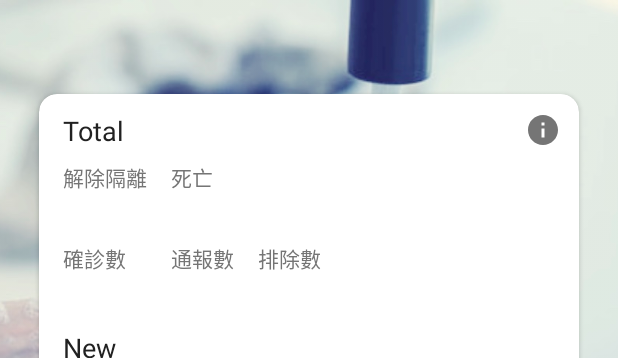
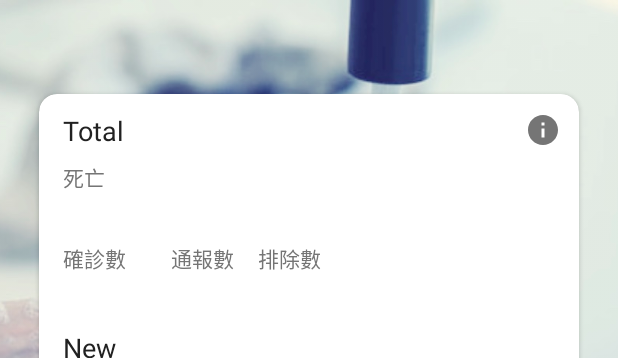
Before and after one commit to jarvislin/drugstores, an Android app: the layout activity_menu.xml on its own in the app's theme, with its tools: preview values and no code run, on a phone screen of 412 x 824 dp. Shown: the top 358 px of the screen. Run offline under Robolectric (Android 15) with nearby library versions, the light colour scheme and no system bars.

Commit message:
fix: hotfix the changes of open data

```diff
--- a/app/src/main/res/layout-en/view_dashboard.xml
+++ b/app/src/main/res/layout-en/view_dashboard.xml
@@ -33,12 +33,14 @@
         android:layout_marginStart="16dp"
         android:layout_marginTop="@dimen/dashboard_vertical_margin"
         android:text="@string/dashboard_recovered"
+        android:visibility="invisible"
         app:layout_constraintStart_toStartOf="parent"
         app:layout_constraintTop_toBottomOf="@+id/textTotal" />
 
     <TextView
         android:id="@+id/textRecoveredCount"
         style="@style/MenuDashboardValue"
+        android:visibility="invisible"
         app:layout_constraintStart_toStartOf="@+id/textRecoveredTitle"
         app:layout_constraintTop_toBottomOf="@+id/textRecoveredTitle"
         tools:text="12345" />
@@ -49,7 +51,7 @@
         android:layout_marginStart="@dimen/dashboard_horizontal_margin"
         android:layout_marginTop="@dimen/dashboard_vertical_margin"
         android:text="@string/dashboard_death"
-        app:layout_constraintStart_toEndOf="@+id/barrier1"
+        app:layout_constraintStart_toStartOf="parent"
         app:layout_constraintTop_toBottomOf="@+id/textTotal" />
 
     <TextView
--- a/app/src/main/res/layout/view_dashboard.xml
+++ b/app/src/main/res/layout/view_dashboard.xml
@@ -19,6 +19,7 @@
         android:id="@+id/textRecoveredTitle"
         style="@style/MenuDashboardTitle"
         android:layout_marginStart="16dp"
+        android:visibility="invisible"
         android:layout_marginTop="12dp"
         android:text="@string/dashboard_recovered"
         app:layout_constraintStart_toStartOf="parent"
@@ -28,6 +29,7 @@
         android:id="@+id/textRecoveredCount"
         style="@style/MenuDashboardValue"
         tools:text="12345"
+        android:visibility="invisible"
         app:layout_constraintStart_toStartOf="@+id/textRecoveredTitle"
         app:layout_constraintTop_toBottomOf="@+id/textRecoveredTitle" />
 
@@ -37,7 +39,7 @@
         android:layout_marginStart="@dimen/dashboard_horizontal_margin"
         android:layout_marginTop="12dp"
         android:text="@string/dashboard_death"
-        app:layout_constraintStart_toEndOf="@+id/barrier1"
+        app:layout_constraintStart_toStartOf="parent"
         app:layout_constraintTop_toTopOf="parent" />
 
     <TextView
```
Also changed, not shown: app/src/main/java/com/jarvislin/drugstores/repository/ConfirmedInfoRepositoryImpl.kt (+8 -8 lines).
